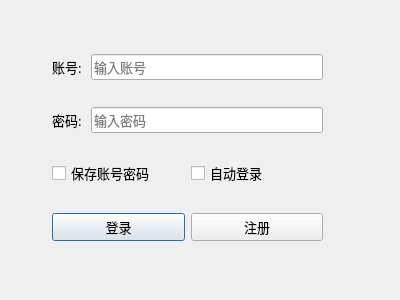
Qt form login.ui (hdu-zky/QChat) before a commit.
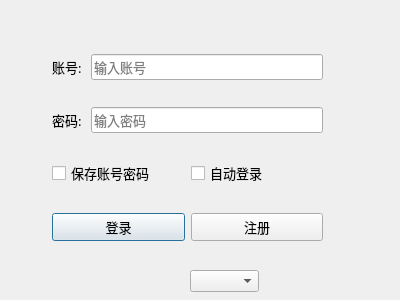
The same form after that commit. Icons and pictures are not drawn.

Patch:
```diff
--- a/login.ui
+++ b/login.ui
@@ -207,6 +207,16 @@
     </item>
    </layout>
   </widget>
+  <widget class="QComboBox" name="comboBox">
+   <property name="geometry">
+    <rect>
+     <x>190</x>
+     <y>270</y>
+     <width>69</width>
+     <height>22</height>
+    </rect>
+   </property>
+  </widget>
  </widget>
  <tabstops>
   <tabstop>UserName</tabstop>
```
Left out of the diff: 8 changed lines with no effect on the pictures.
